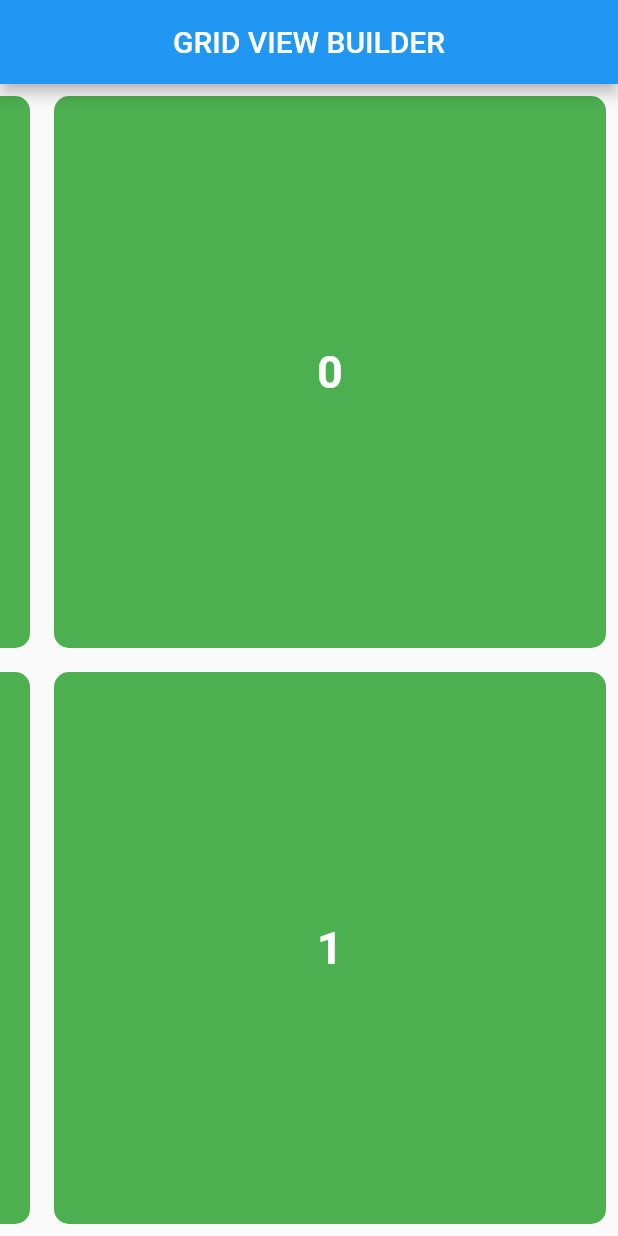
After one commit to Shahanaj2000/Flutter_Lecture, a Flutter app: the screen it shows after launch, on a phone screen of 412 x 824 dp. The commit adds this screen. Run offline on Flutter 3.47's test engine with Material 2 defaults, Android fonts, the light colour scheme and no system bars; our stand-ins replace carousel_slider; missing offline and left inert: staggered_grid_view_flutter.

Commit message:
GRID VIEW BUILDER - Widget

```diff
--- /dev/null
+++ b/lib/Lecture/Grid/Grid_View_Builder.dart
@@ -0,0 +1,57 @@
+import 'package:flutter/material.dart';
+import 'package:flutter/src/widgets/container.dart';
+import 'package:flutter/src/widgets/framework.dart';
+
+class GRIDVIEWBUILDER extends StatelessWidget {
+  const GRIDVIEWBUILDER({super.key});
+
+  @override
+  Widget build(BuildContext context) {
+    return Scaffold(
+      appBar: AppBar(
+        title: const Text("GRID VIEW BUILDER"),
+        centerTitle: true,
+      ),
+      body: GridView.builder(
+        cacheExtent: 500,
+        scrollDirection: Axis.horizontal,
+        primary: true,
+        reverse: true,
+        shrinkWrap: true,
+        physics: const ClampingScrollPhysics(),
+        addAutomaticKeepAlives: true,
+
+          gridDelegate: const SliverGridDelegateWithFixedCrossAxisCount(
+            crossAxisCount: 2,
+            //mainAxisSpacing: 8,
+            //crossAxisSpacing: 8,
+          ),
+          itemBuilder: (BuildContext context, int index) {
+            return _buildGridItem(index);
+          },
+          itemCount: 30,
+        ),
+    );
+  }
+
+   //! Wiggets
+  Widget _buildGridItem(int index) {
+    return Padding(
+      padding: const EdgeInsets.all(8.0),
+      child: Container(
+        decoration: BoxDecoration(
+            color: Colors.green,
+            borderRadius: BorderRadius.circular(10)),
+        alignment: Alignment.center,
+        child: Text(
+          '$index',
+          style: const TextStyle(
+            fontSize: 30,
+            fontWeight: FontWeight.bold,
+            color: Colors.white,
+          ),
+        ),
+      ),
+    );
+  }
+}
--- a/lib/main.dart
+++ b/lib/main.dart
@@ -1,6 +1,7 @@
 import 'package:flutter/material.dart';
 import 'package:nov/Lecture/Carousel_slider.dart';
 import 'package:nov/Lecture/Grid/GridView.dart';
+import 'package:nov/Lecture/Grid/Grid_View_Builder.dart';
 import 'package:nov/Lecture/Grid/Grid_View_Count.dart';
 import 'package:nov/Lecture/staharedGridView.dart';
 
@@ -29,7 +30,7 @@ class MyApp extends StatelessWidget {
         // is not restarted.
         primarySwatch: Colors.blue,
       ),
-      home: const GRIDVIEWCOUNT(),
+      home: const GRIDVIEWBUILDER(),
     );
   }
 }
```
